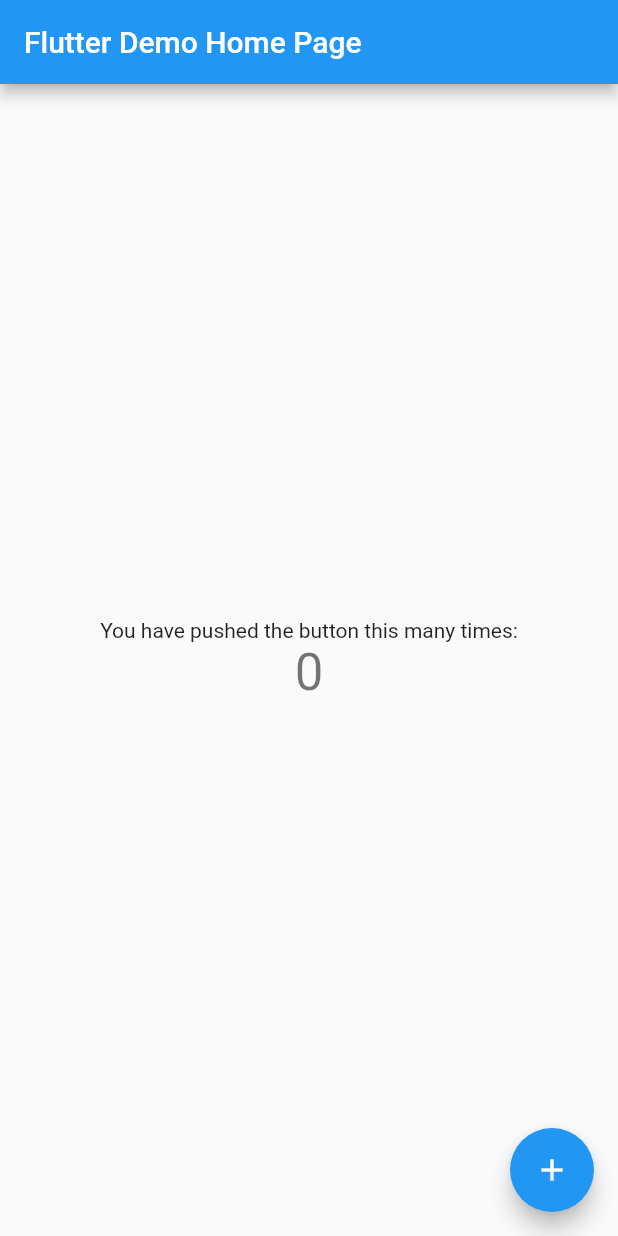
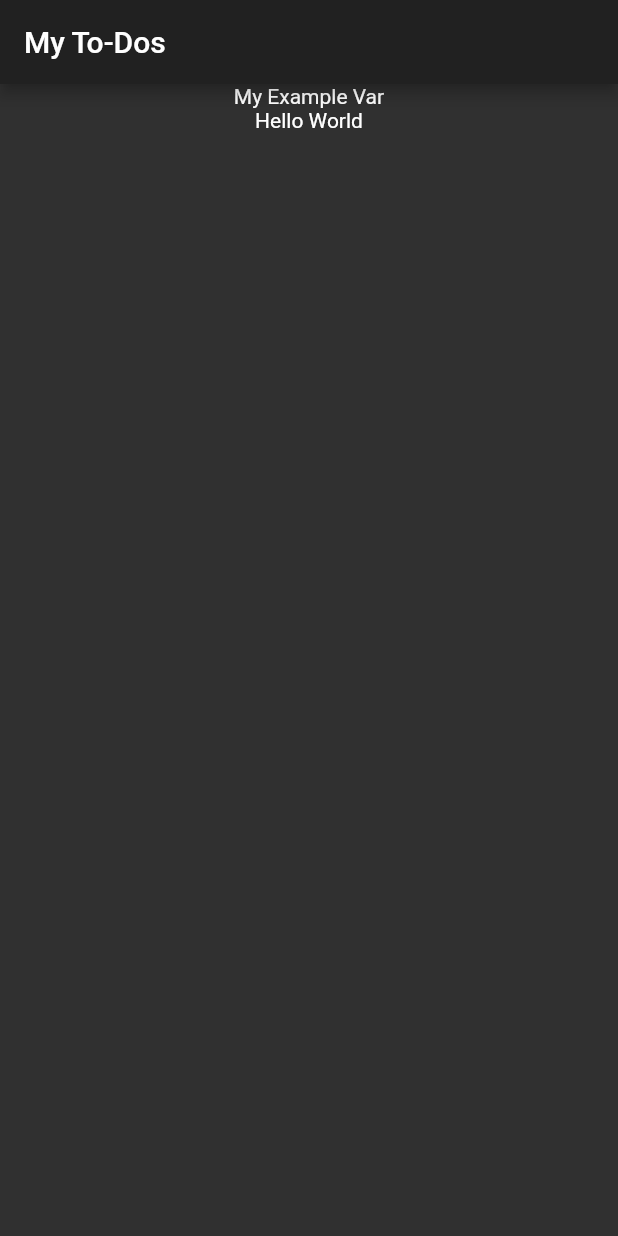
Before and after one commit to zacherygentry/CSE-4322-Project-3, a Flutter app: the screen it shows after launch, on a phone screen of 412 x 824 dp. Run offline on Flutter 3.47's test engine with Material 2 defaults, Android fonts, the phone set to English and light mode, and no system bars.

Commit message:
project skeleton setup

```diff
--- /dev/null
+++ b/lib/constants.dart
@@ -0,0 +1,4 @@
+class Constants {
+  static const String APP_TITLE = "Flutter Simple To-Do List";
+  static const String HOMEPAGE_TITLE = "My To-Dos";
+}
--- a/lib/main.dart
+++ b/lib/main.dart
@@ -1,4 +1,6 @@
 import 'package:flutter/material.dart';
+import 'package:todo_list/constants.dart';
+import 'package:todo_list/views/HomePage.dart';
 
 void main() {
   runApp(MyApp());
@@ -9,105 +11,9 @@
   @override
   Widget build(BuildContext context) {
     return MaterialApp(
-      title: 'Flutter Demo',
-      theme: ThemeData(
-        // This is the theme of your application.
-        //
-        // Try running your application with "flutter run". You'll see the
-        // application has a blue toolbar. Then, without quitting the app, try
-        // changing the primarySwatch below to Colors.green and then invoke
-        // "hot reload" (press "r" in the console where you ran "flutter run",
-        // or simply save your changes to "hot reload" in a Flutter IDE).
-        // Notice that the counter didn't reset back to zero; the application
-        // is not restarted.
-        primarySwatch: Colors.blue,
-      ),
-      home: MyHomePage(title: 'Flutter Demo Home Page'),
+      title: Constants.APP_TITLE,
+      theme: ThemeData.dark(),
+      home: HomePage(),
     );
   }
 }
-
-class MyHomePage extends StatefulWidget {
-  MyHomePage({Key key, this.title}) : super(key: key);
-
-  // This widget is the home page of your application. It is stateful, meaning
-  // that it has a State object (defined below) that contains fields that affect
-  // how it looks.
-
-  // This class is the configuration for the state. It holds the values (in this
-  // case the title) provided by the parent (in this case the App widget) and
-  // used by the build method of the State. Fields in a Widget subclass are
-  // always marked "final".
-
-  final String title;
-
-  @override
-  _MyHomePageState createState() => _MyHomePageState();
-}
-
-class _MyHomePageState extends State<MyHomePage> {
-  int _counter = 0;
-
-  void _incrementCounter() {
-    setState(() {
-      // This call to setState tells the Flutter framework that something has
-      // changed in this State, which causes it to rerun the build method below
-      // so that the display can reflect the updated values. If we changed
-      // _counter without calling setState(), then the build method would not be
-      // called again, and so nothing would appear to happen.
-      _counter++;
-    });
-  }
-
-  @override
-  Widget build(BuildContext context) {
-    // This method is rerun every time setState is called, for instance as done
-    // by the _incrementCounter method above.
-    //
-    // The Flutter framework has been optimized to make rerunning build methods
-    // fast, so that you can just rebuild anything that needs updating rather
-    // than having to individually change instances of widgets.
-    return Scaffold(
-      appBar: AppBar(
-        // Here we take the value from the MyHomePage object that was created by
-        // the App.build method, and use it to set our appbar title.
-        title: Text(widget.title),
-      ),
-      body: Center(
-        // Center is a layout widget. It takes a single child and positions it
-        // in the middle of the parent.
-        child: Column(
-          // Column is also a layout widget. It takes a list of children and
-          // arranges them vertically. By default, it sizes itself to fit its
-          // children horizontally, and tries to be as tall as its parent.
-          //
-          // Invoke "debug painting" (press "p" in the console, choose the
-          // "Toggle Debug Paint" action from the Flutter Inspector in Android
-          // Studio, or the "Toggle Debug Paint" command in Visual Studio Code)
-          // to see the wireframe for each widget.
-          //
-          // Column has various properties to control how it sizes itself and
-          // how it positions its children. Here we use mainAxisAlignment to
-          // center the children vertically; the main axis here is the vertical
-          // axis because Columns are vertical (the cross axis would be
-          // horizontal).
-          mainAxisAlignment: MainAxisAlignment.center,
-          children: <Widget>[
-            Text(
-              'You have pushed the button this many times:',
-            ),
-            Text(
-              '$_counter',
-              style: Theme.of(context).textTheme.headline4,
-            ),
-          ],
-        ),
-      ),
-      floatingActionButton: FloatingActionButton(
-        onPressed: _incrementCounter,
-        tooltip: 'Increment',
-        child: Icon(Icons.add),
-      ), // This trailing comma makes auto-formatting nicer for build methods.
-    );
-  }
-}
--- /dev/null
+++ b/lib/models/Todo.dart
@@ -0,0 +1,11 @@
+class Todo {
+  final String title;
+  final String description;
+  final DateTime dateCreated;
+
+  Todo({
+    this.title,
+    this.description,
+    this.dateCreated,
+  });
+}
--- /dev/null
+++ b/lib/views/HomePage.dart
@@ -0,0 +1,27 @@
+import 'package:flutter/material.dart';
+import 'package:todo_list/constants.dart';
+import 'package:todo_list/widgets/ExampleWidget.dart';
+
+class HomePage extends StatefulWidget {
+  @override
+  _HomePageState createState() => _HomePageState();
+}
+
+class _HomePageState extends State<HomePage> {
+  @override
+  Widget build(BuildContext context) {
+    return Scaffold(
+      appBar: AppBar(
+        title: Text(Constants.HOMEPAGE_TITLE),
+      ),
+      body: ListView(
+        children: <Widget>[
+          ExampleWidget(
+            exampleVar: "My Example Var",
+          ),
+          ExampleWidget(),
+        ],
+      ),
+    );
+  }
+}
--- /dev/null
+++ b/lib/widgets/ExampleWidget.dart
@@ -0,0 +1,15 @@
+import 'package:flutter/material.dart';
+
+class ExampleWidget extends StatelessWidget {
+  final String exampleVar;
+  const ExampleWidget({this.exampleVar = "Hello World"});
+
+  @override
+  Widget build(BuildContext context) {
+    return Container(
+      child: Center(
+        child: Text(exampleVar),
+      ),
+    );
+  }
+}
```
